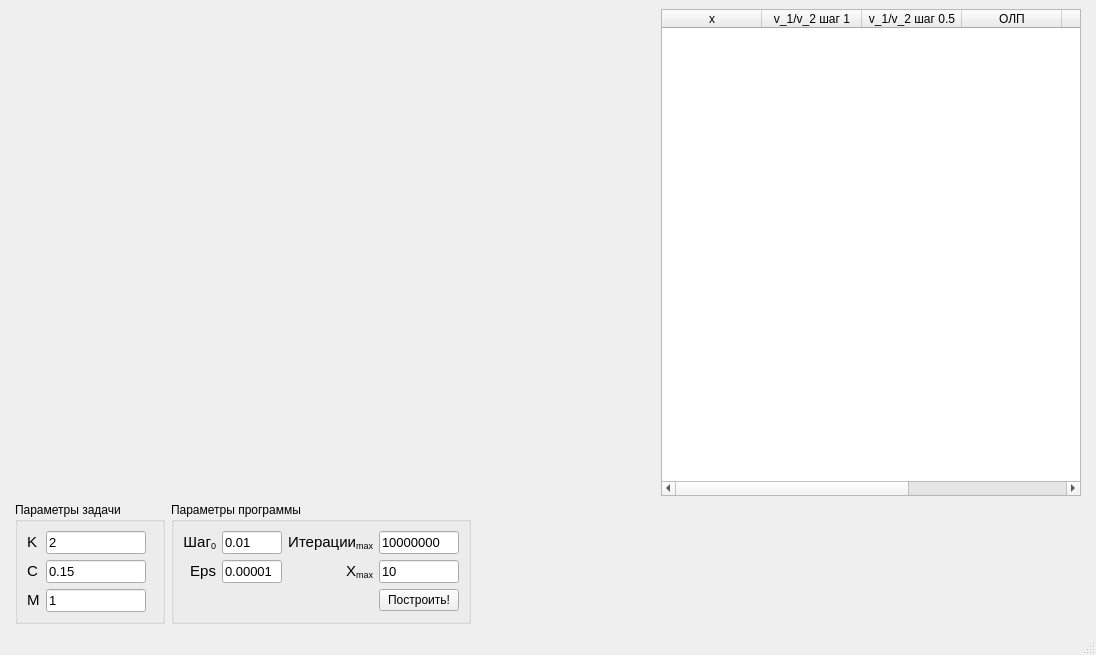
Qt form resource/main_window.ui (tosharybkin/Numerical_analysis_homework) before a commit.
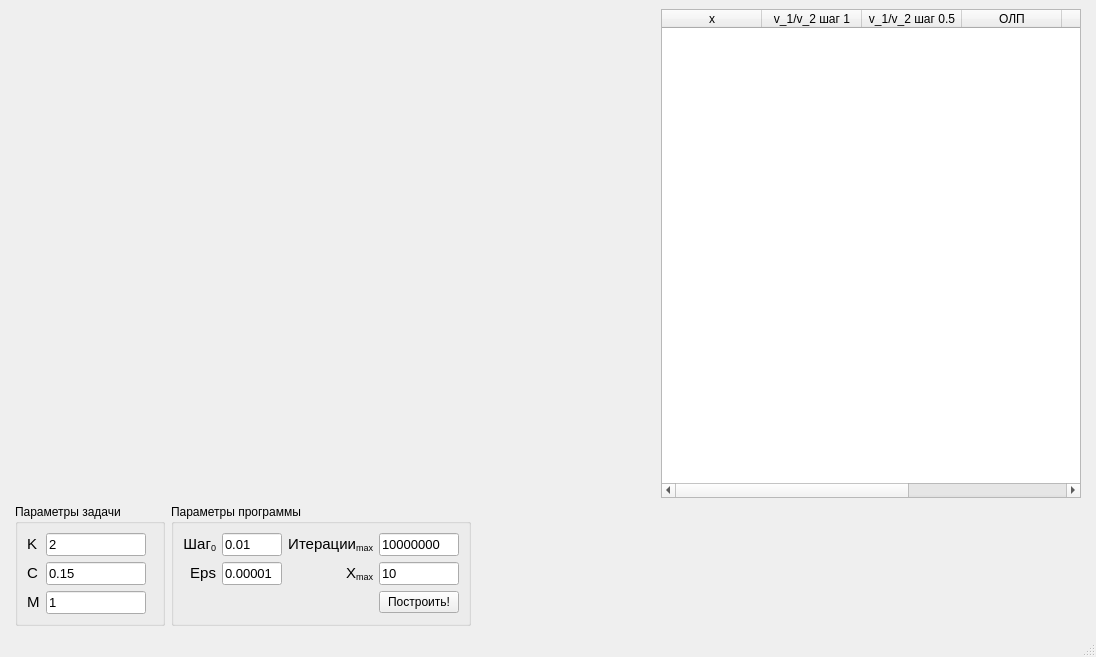
The same form after that commit. Custom widgets are drawn as their Qt base class.

```diff
--- a/resource/main_window.ui
+++ b/resource/main_window.ui
@@ -7,7 +7,7 @@
     <x>0</x>
     <y>0</y>
     <width>1096</width>
-    <height>655</height>
+    <height>657</height>
    </rect>
   </property>
   <property name="windowTitle">
@@ -213,6 +213,12 @@
     </item>
     <item row="1" column="1">
      <widget class="QGroupBox" name="groupBox_2">
+      <property name="minimumSize">
+       <size>
+        <width>0</width>
+        <height>112</height>
+       </size>
+      </property>
       <property name="maximumSize">
        <size>
         <width>300</width>
```
Left out of the diff: 55 changed lines with no effect on the pictures.
